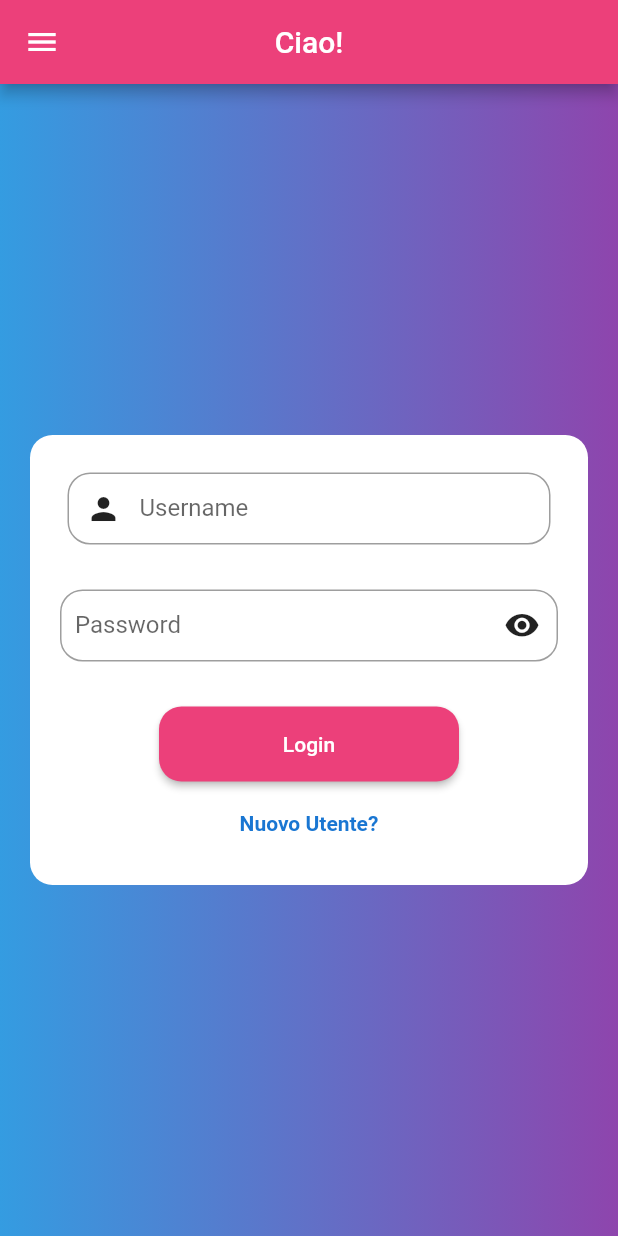
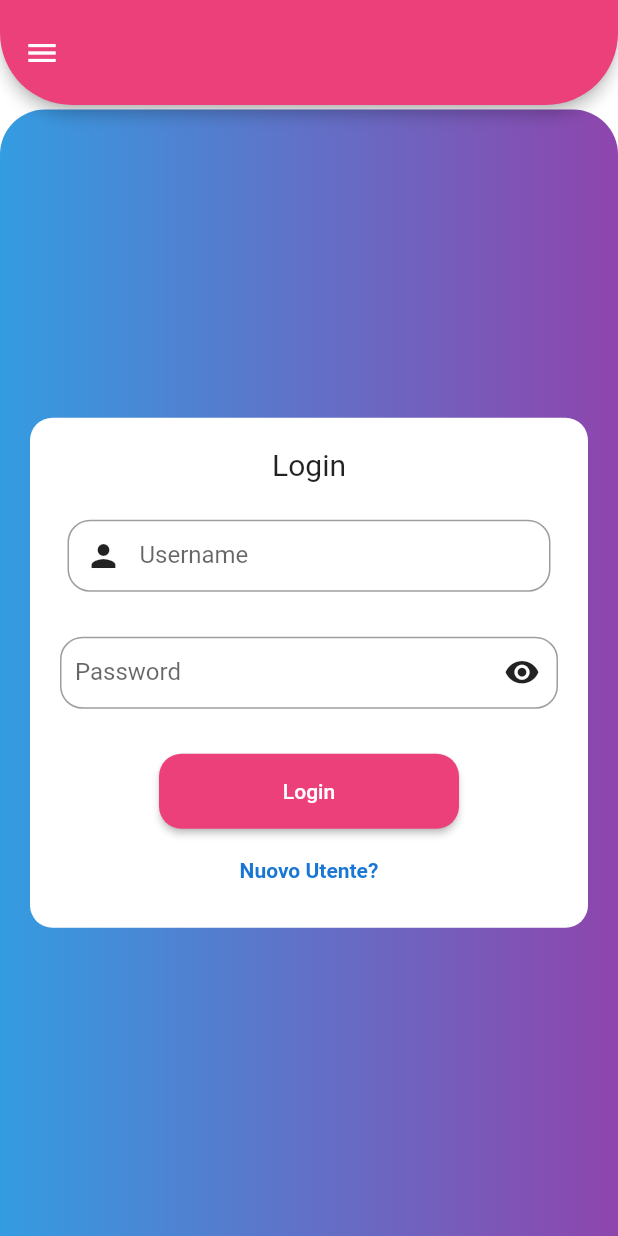
Before and after one commit to edoremo00/authusermobile, a Flutter app: the screen it shows after launch, on a phone screen of 412 x 824 dp. Run offline on Flutter 3.47's test engine with Material 2 defaults, Android fonts, the phone set to English and light mode, and no system bars.

Commit message:
modificato stile appbar pagina principale

```diff
--- a/lib/schermate/Loginstateful.dart
+++ b/lib/schermate/Loginstateful.dart
@@ -31,34 +31,55 @@ class _LoginscreenState extends State<Loginscreen> {
       routes: {}, //fare pagina register e usare navigator nell'on tap del gesture detector
       debugShowCheckedModeBanner: false,
       title: 'Login',
+      theme: ThemeData(
+        scaffoldBackgroundColor: Colors.transparent,
+      ),
       home: Scaffold(
         drawer: Menu(),
         appBar: AppBar(
-          title: Text('Ciao!'),
-          centerTitle: true,
+          shape: RoundedRectangleBorder(
+            borderRadius: BorderRadius.vertical(
+              bottom: Radius.circular(48),
+            ),
+          ),
+          toolbarHeight: 70,
           backgroundColor: Colors.pink[400],
         ),
+        resizeToAvoidBottomInset: true,
         body: Container(
+          margin: EdgeInsets.only(top: 3),
           decoration: BoxDecoration(
+              borderRadius:
+                  BorderRadius.vertical(top: Radius.elliptical(30, 30)),
               gradient: LinearGradient(
-            colors: [
-              Color.fromARGB(255, 52, 156, 225),
-              Color.fromARGB(255, 142, 69, 173)
-            ],
-          )),
+                colors: [
+                  Color.fromARGB(255, 52, 156, 225),
+                  Color.fromARGB(255, 142, 69, 173)
+                ],
+              )),
           child: Column(
             mainAxisAlignment: MainAxisAlignment.center,
             crossAxisAlignment: CrossAxisAlignment.stretch,
             children: [
               Container(
                 width: 80,
-                height: 300,
+                height: 340,
                 margin: EdgeInsets.all(20),
                 decoration: BoxDecoration(
                     color: Colors.white,
                     borderRadius: BorderRadius.all(Radius.circular(15))),
                 child: Column(
                   children: [
+                    Padding(
+                      padding: EdgeInsets.only(top: 20),
+                      child: Text(
+                        'Login',
+                        style: TextStyle(
+                          fontSize: 20,
+                          fontWeight: FontWeight.w400,
+                        ),
+                      ),
+                    ),
                     Padding(
                       padding: EdgeInsets.all(25),
                       child: TextField(
```
